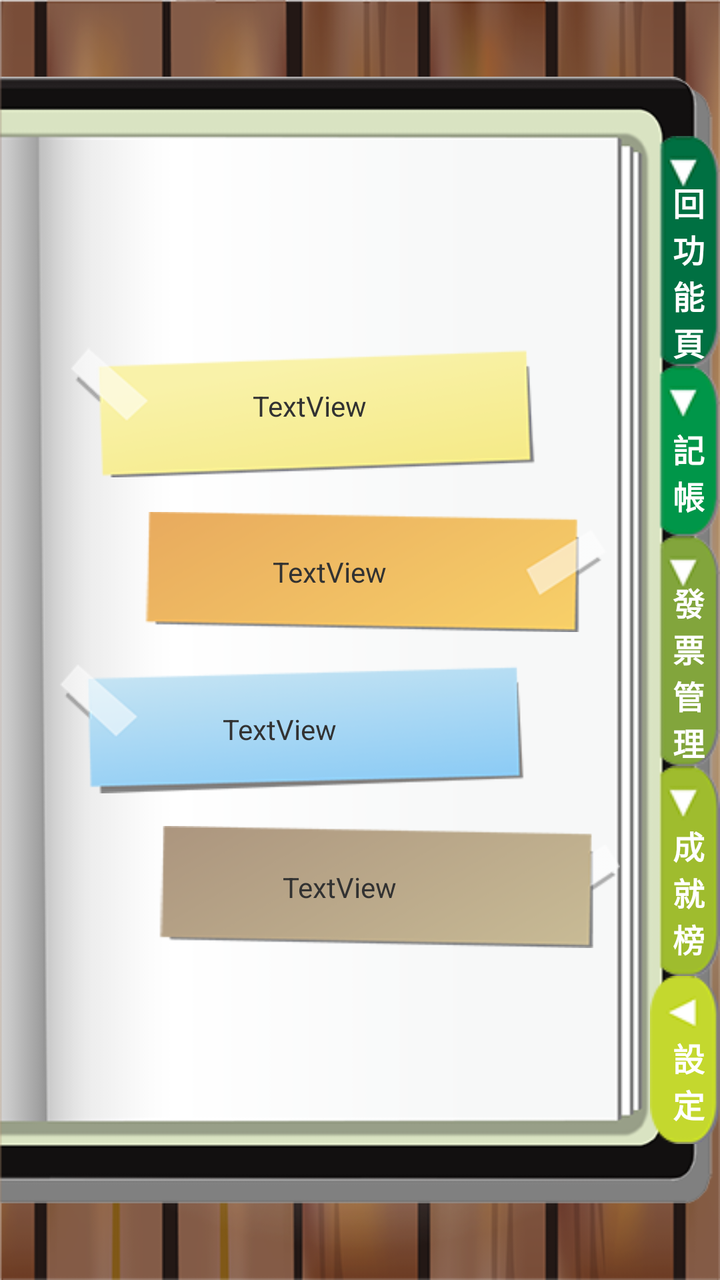
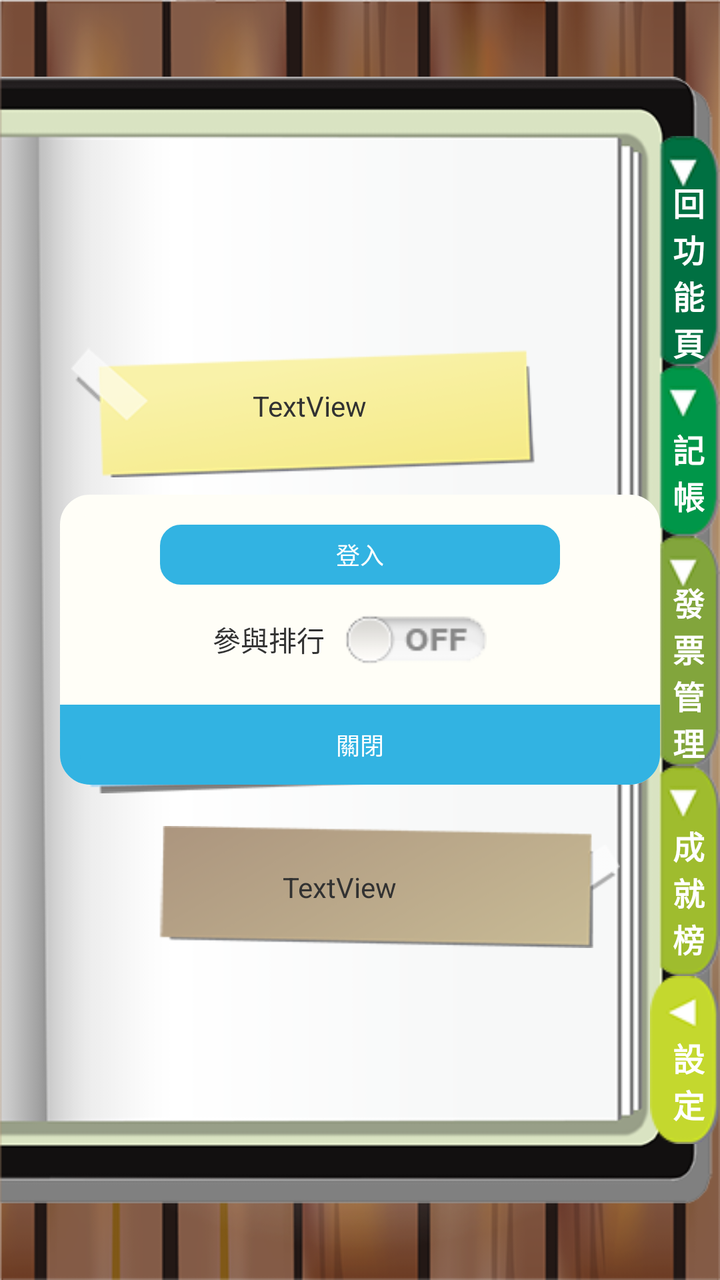

Compare the two renders of this Android layout. The source of the first and the diff that turns it into the second are given below.
<!-- AndroidManifest.xml: application theme AppTheme -->
<!-- res/layout/activity_settings.xml -->
<RelativeLayout xmlns:android="http://schemas.android.com/apk/res/android"
    xmlns:tools="http://schemas.android.com/tools"
    android:layout_width="match_parent"
    android:layout_height="match_parent"
    android:background="@drawable/bg_wood"
    tools:context=".MainActivity" >

    <ImageView
        android:id="@+id/imageView1"
        android:layout_width="match_parent"
        android:layout_height="match_parent"
        android:layout_alignParentLeft="true"
        android:src="@drawable/bg_book" />

    <LinearLayout
        android:layout_width="match_parent"
        android:layout_height="wrap_content"
        android:layout_centerInParent="true"
        android:gravity="right"
        android:orientation="vertical" >

        <RelativeLayout
            android:layout_width="wrap_content"
            android:layout_height="wrap_content" >

            <ImageButton
                android:id="@+id/imageButton1"
                android:layout_width="wrap_content"
                android:layout_height="wrap_content"
                android:background="@color/transparent"
                android:src="@drawable/btn_backfunc" />

            <TextView
                android:id="@+id/textView1"
                android:layout_width="wrap_content"
                android:layout_height="wrap_content"
                android:layout_centerInParent="true"
                android:text="\n 回\n 功\n 能\n 頁"
                android:textColor="#ffffff"
                android:textSize="16sp"
                android:textStyle="bold"
                android:visibility="visible" />

        </RelativeLayout>

        <RelativeLayout
            android:layout_width="wrap_content"
            android:layout_height="wrap_content" >

            <ImageButton
                android:id="@+id/imageButton2"
                android:layout_width="wrap_content"
                android:layout_height="wrap_content"
                android:background="@color/transparent"
                android:src="@drawable/btn_account" />

            <TextView
                android:id="@+id/textView2"
                android:layout_width="wrap_content"
                android:layout_height="wrap_content"
                android:layout_centerInParent="true"
                android:text="\n 記\n 帳"
                android:textColor="#ffffff"
                android:textSize="16sp"
                android:textStyle="bold"
                android:visibility="visible" />

        </RelativeLayout>

        <RelativeLayout
            android:layout_width="wrap_content"
            android:layout_height="wrap_content" >

            <ImageButton
                android:id="@+id/imageButton3"
                android:layout_width="wrap_content"
                android:layout_height="wrap_content"
                android:background="@color/transparent"
                android:src="@drawable/btn_manager" />

            <TextView
                android:id="@+id/textView3"
                android:layout_width="wrap_content"
                android:layout_height="wrap_content"
                android:layout_centerInParent="true"
                android:text="\n 發\n 票\n 管\n 理"
                android:textColor="#ffffff"
                android:textSize="16sp"
                android:textStyle="bold"
                android:visibility="visible" />

        </RelativeLayout>

        <RelativeLayout
            android:layout_width="wrap_content"
            android:layout_height="wrap_content" >

            <ImageButton
                android:id="@+id/imageButton4"
                android:layout_width="wrap_content"
                android:layout_height="wrap_content"
                android:background="@color/transparent"
                android:src="@drawable/btn_social" />

            <TextView
                android:id="@+id/textView4"
                android:layout_width="wrap_content"
                android:layout_height="wrap_content"
                android:layout_centerInParent="true"
                android:text="\n 成\n 就\n 榜"
                android:textColor="#ffffff"
                android:textSize="16sp"
                android:textStyle="bold"
                android:visibility="visible" />

        </RelativeLayout>

        <RelativeLayout
            android:layout_width="wrap_content"
            android:layout_height="wrap_content" >

            <ImageButton
                android:id="@+id/imageButton5"
                android:layout_width="wrap_content"
                android:layout_height="wrap_content"
                android:background="@color/transparent"
                android:src="@drawable/main_setting" />

            <TextView
                android:id="@+id/textView5"
                android:layout_width="wrap_content"
                android:layout_height="wrap_content"
                android:layout_centerInParent="true"
                android:text="\n 設\n 定"
                android:textColor="#ffffff"
                android:textSize="16sp"
                android:textStyle="bold"
                android:visibility="visible" />

        </RelativeLayout>

    </LinearLayout>

    <LinearLayout
        android:layout_width="wrap_content"
        android:layout_height="wrap_content"
        android:layout_centerVertical="true"
        android:layout_marginLeft="30dp"
        android:layout_marginRight="50dp"
        android:orientation="vertical" >

        <RelativeLayout
            android:layout_width="match_parent"
            android:layout_height="wrap_content" >

            <ImageButton
                android:id="@+id/imageButton6"
                android:layout_width="match_parent"
                android:layout_height="wrap_content"
                android:background="@color/transparent"
                android:scaleType="fitCenter"
                android:src="@drawable/btn_01" />

            <TextView
                android:id="@+id/textView6"
                android:layout_width="wrap_content"
                android:layout_height="wrap_content"
                android:layout_centerInParent="true"
                android:paddingRight="30dp"
                android:text="TextView" />

        </RelativeLayout>

        <RelativeLayout
            android:layout_width="match_parent"
            android:layout_height="wrap_content" >

            <ImageButton
                android:id="@+id/imageButton7"
                android:layout_width="match_parent"
                android:layout_height="wrap_content"
                android:background="@color/transparent"
                android:scaleType="fitCenter"
                android:src="@drawable/btn_02" />

            <TextView
                android:id="@+id/textView7"
                android:layout_width="wrap_content"
                android:layout_height="wrap_content"
                android:layout_centerInParent="true"
                android:paddingRight="10dp"
                android:text="TextView" />

        </RelativeLayout>

        <RelativeLayout
            android:layout_width="match_parent"
            android:layout_height="wrap_content" >

            <ImageButton
                android:id="@+id/imageButton8"
                android:layout_width="match_parent"
                android:layout_height="wrap_content"
                android:background="@color/transparent"
                android:scaleType="fitCenter"
                android:src="@drawable/btn_03" />

            <TextView
                android:id="@+id/textView8"
                android:layout_width="wrap_content"
                android:layout_height="wrap_content"
                android:layout_centerInParent="true"
                android:paddingRight="60dp"
                android:text="TextView" />

        </RelativeLayout>

        <RelativeLayout
            android:layout_width="match_parent"
            android:layout_height="wrap_content" >

            <ImageButton
                android:id="@+id/imageButton9"
                android:layout_width="match_parent"
                android:layout_height="wrap_content"
                android:background="@color/transparent"
                android:scaleType="fitCenter"
                android:src="@drawable/btn_04" />

            <TextView
                android:id="@+id/textView9"
                android:layout_width="wrap_content"
                android:layout_height="wrap_content"
                android:layout_centerInParent="true"
                android:text="TextView" />

        </RelativeLayout>

    </LinearLayout>

    <Button
        android:id="@+id/button1"
        android:layout_width="match_parent"
        android:layout_height="match_parent"
        android:background="@color/transparent"
        android:visibility="gone" />

    <LinearLayout
        android:id="@+id/setphone"
        android:layout_width="match_parent"
        android:layout_height="wrap_content"
        android:layout_centerInParent="true"
        android:layout_marginLeft="30dp"
        android:layout_marginRight="30dp"
        android:background="@drawable/pop_style"
        android:orientation="vertical"
        android:visibility="gone" >

        <LinearLayout
            android:layout_width="match_parent"
            android:layout_height="wrap_content"
            android:orientation="vertical"
            android:padding="10dp" >

            <LinearLayout
                android:layout_width="match_parent"
                android:layout_height="wrap_content" >

                <TextView
                    android:id="@+id/textView10"
                    android:layout_width="wrap_content"
                    android:layout_height="wrap_content"
                    android:text="手機條碼編號" />

                <EditText
                    android:id="@+id/editText1"
                    android:layout_width="wrap_content"
                    android:layout_height="wrap_content"
                    android:layout_weight="1"
                    android:singleLine="true"
                    android:ems="10" />

            </LinearLayout>

            <LinearLayout
                android:layout_width="match_parent"
                android:layout_height="wrap_content" >

                <TextView
                    android:id="@+id/textView11"
                    android:layout_width="wrap_content"
                    android:layout_height="wrap_content"
                    android:text="驗　  證　  碼" />

                <EditText
                    android:id="@+id/editText2"
                    android:layout_width="wrap_content"
                    android:layout_height="wrap_content"
                    android:layout_weight="1"
                    android:singleLine="true"
                    android:ems="10" />

            </LinearLayout>

        </LinearLayout>

        <LinearLayout
            android:layout_width="match_parent"
            android:layout_height="wrap_content"
            android:background="@drawable/pop_style_blue"
            android:gravity="center_horizontal"
            android:paddingBottom="5dp"
            android:paddingTop="5dp" >

            <Button
                android:id="@+id/button6"
                style="?android:attr/buttonStyleSmall"
                android:layout_width="120dp"
                android:layout_height="30dp"
                android:background="@color/transparent"
                android:text="確定"
                android:textColor="#ffffff"
                android:textSize="12sp" />

            <Button
                android:id="@+id/button7"
                style="?android:attr/buttonStyleSmall"
                android:layout_width="120dp"
                android:layout_height="30dp"
                android:background="@color/transparent"
                android:text="取消"
                android:textColor="#ffffff"
                android:textSize="12sp" />

        </LinearLayout>

    </LinearLayout>

    <LinearLayout
        android:id="@+id/setfb"
        android:layout_width="match_parent"
        android:layout_height="wrap_content"
        android:layout_centerInParent="true"
        android:layout_marginLeft="30dp"
        android:layout_marginRight="30dp"
        android:background="@drawable/pop_style"
        android:orientation="vertical"
        android:visibility="gone" >

        <LinearLayout
            android:layout_width="match_parent"
            android:layout_height="wrap_content"
            android:orientation="vertical"
            android:padding="10dp" >

            <LinearLayout
                android:layout_width="match_parent"
                android:layout_height="wrap_content" >

                <TextView
                    android:id="@+id/textView12"
                    android:layout_width="wrap_content"
                    android:layout_height="wrap_content"
                    android:text="帳號" />

                <EditText
                    android:id="@+id/editText4"
                    android:layout_width="wrap_content"
                    android:layout_height="wrap_content"
                    android:layout_weight="1"
                    android:ems="10" />

            </LinearLayout>

            <LinearLayout
                android:layout_width="match_parent"
                android:layout_height="wrap_content" >

                <TextView
                    android:id="@+id/textView13"
                    android:layout_width="wrap_content"
                    android:layout_height="wrap_content"
                    android:text="密碼" />

                <EditText
                    android:id="@+id/editText3"
                    android:layout_width="wrap_content"
                    android:layout_height="wrap_content"
                    android:layout_weight="1"
                    android:ems="10"
                    android:inputType="textPassword" />

            </LinearLayout>

        </LinearLayout>

        <LinearLayout
            android:layout_width="match_parent"
            android:layout_height="wrap_content"
            android:background="@drawable/pop_style_blue"
            android:gravity="center_horizontal"
            android:paddingBottom="5dp"
            android:paddingTop="5dp" >

            <Button
                android:id="@+id/button8"
                style="?android:attr/buttonStyleSmall"
                android:layout_width="120dp"
                android:layout_height="30dp"
                android:background="@color/transparent"
                android:text="確定"
                android:textColor="#ffffff"
                android:textSize="12sp" />

            <Button
                android:id="@+id/button9"
                style="?android:attr/buttonStyleSmall"
                android:layout_width="120dp"
                android:layout_height="30dp"
                android:background="@color/transparent"
                android:text="取消"
                android:textColor="#ffffff"
                android:textSize="12sp" />

        </LinearLayout>

    </LinearLayout>

</RelativeLayout>
<!-- resources referenced by this layout -->
<resources>
  <color name="transparent">#00000000</color>
  <!-- drawable bg_book: png bitmap (drawable-mdpi, 14514 bytes) -->
  <!-- drawable bg_wood: png bitmap (drawable-mdpi, 216225 bytes) -->
  <!-- drawable btn_01: png bitmap (drawable-mdpi, 8864 bytes) -->
  <!-- drawable btn_02: png bitmap (drawable-mdpi, 8736 bytes) -->
  <!-- drawable btn_03: png bitmap (drawable-mdpi, 9684 bytes) -->
  <!-- drawable btn_04: png bitmap (drawable-mdpi, 8318 bytes) -->
  <!-- drawable btn_account: png bitmap (drawable-mdpi, 4502 bytes) -->
  <!-- drawable btn_backfunc: png bitmap (drawable-mdpi, 4541 bytes) -->
  <!-- drawable btn_manager: png bitmap (drawable-mdpi, 4521 bytes) -->
  <!-- drawable btn_social: png bitmap (drawable-mdpi, 4547 bytes) -->
  <!-- drawable main_setting: png bitmap (drawable-mdpi, 4263 bytes) -->
  <!-- drawable pop_style (drawable) -->
  <?xml version="1.0" encoding="utf-8"?>
  <selector xmlns:android="http://schemas.android.com/apk/res/android">
      <item>
          <shape>
              <solid 
                  android:color="#FFFEF7" />
              <stroke
                  android:width="10dp"
                  android:color="#FFFEF7" />
              <corners
                  android:radius="10dp" />
          </shape>
      </item>
  </selector>
  <!-- drawable pop_style_blue (drawable) -->
  <?xml version="1.0" encoding="utf-8"?>
  <selector xmlns:android="http://schemas.android.com/apk/res/android">
      <item>
          <shape>
              <solid 
                  android:color="#32B3E2" />
              <stroke
                  android:width="10dp"
                  android:color="#32B3E2" />
              <corners
                  android:bottomLeftRadius="10dp"
                  android:bottomRightRadius="10dp"
                  android:topLeftRadius="0dp"
                  android:topRightRadius="0dp" />
          </shape>
      </item>
  </selector>
  <style name="AppTheme" parent="AppBaseTheme">
          
      </style>
  <style name="AppBaseTheme" parent="android:Theme.Light">
  	    <item name="android:windowNoTitle">true</item>
          
      </style>
</resources>

<!-- the commit's change to res/layout/activity_settings.xml (unified diff, before → after) -->
@@ -345,7 +345,7 @@
         android:layout_marginRight="30dp"
         android:background="@drawable/pop_style"
         android:orientation="vertical"
-        android:visibility="gone" >
+        android:visibility="visible" >
 
         <LinearLayout
             android:layout_width="match_parent"
@@ -355,40 +355,45 @@
 
             <LinearLayout
                 android:layout_width="match_parent"
-                android:layout_height="wrap_content" >
+                android:layout_height="wrap_content"
+                android:gravity="center"
+                android:orientation="vertical" >
+
+                <Button
+                    android:id="@+id/button8"
+                    style="?android:attr/buttonStyleSmall"
+                    android:layout_width="200dp"
+                    android:layout_height="30dp"
+                    android:layout_margin="5dp"
+                    android:background="@drawable/button_style"
+                    android:text="登入"
+                    android:textColor="#ffffff"
+                    android:textSize="12sp" />
+
+            </LinearLayout>
+
+            <LinearLayout
+                android:id="@+id/fbselect"
+                android:layout_width="match_parent"
+                android:layout_height="wrap_content"
+                android:gravity="center" >
 
                 <TextView
                     android:id="@+id/textView12"
                     android:layout_width="wrap_content"
                     android:layout_height="wrap_content"
-                    android:text="帳號" />
-
-                <EditText
-                    android:id="@+id/editText4"
-                    android:layout_width="wrap_content"
-                    android:layout_height="wrap_content"
-                    android:layout_weight="1"
-                    android:ems="10" />
-
-            </LinearLayout>
-
-            <LinearLayout
-                android:layout_width="match_parent"
-                android:layout_height="wrap_content" >
-
-                <TextView
-                    android:id="@+id/textView13"
-                    android:layout_width="wrap_content"
-                    android:layout_height="wrap_content"
-                    android:text="密碼" />
-
-                <EditText
-                    android:id="@+id/editText3"
-                    android:layout_width="wrap_content"
-                    android:layout_height="wrap_content"
-                    android:layout_weight="1"
-                    android:ems="10"
-                    android:inputType="textPassword" />
+                    android:text="參與排行" />
+
+                <ToggleButton
+                    android:id="@+id/togglebutton"
+                    android:layout_width="wrap_content"
+                    android:layout_height="wrap_content"
+                    android:background="@drawable/btn_toggle_bg"
+                    android:minHeight="1dp"
+                    android:minWidth="1dp"
+                    android:layout_margin="10dp"
+                    android:textOff=" "
+                    android:textOn=" " />
 
             </LinearLayout>
 
@@ -403,22 +408,12 @@
             android:paddingTop="5dp" >
 
             <Button
-                android:id="@+id/button8"
-                style="?android:attr/buttonStyleSmall"
-                android:layout_width="120dp"
-                android:layout_height="30dp"
-                android:background="@color/transparent"
-                android:text="確定"
-                android:textColor="#ffffff"
-                android:textSize="12sp" />
-
-            <Button
                 android:id="@+id/button9"
                 style="?android:attr/buttonStyleSmall"
                 android:layout_width="120dp"
                 android:layout_height="30dp"
                 android:background="@color/transparent"
-                android:text="取消"
+                android:text="關閉"
                 android:textColor="#ffffff"
                 android:textSize="12sp" />
 
<!-- resource entries referenced after the edit -->
@@ -11,6 +11,39 @@
   <!-- drawable btn_backfunc: png bitmap (drawable-mdpi, 4541 bytes) -->
   <!-- drawable btn_manager: png bitmap (drawable-mdpi, 4521 bytes) -->
   <!-- drawable btn_social: png bitmap (drawable-mdpi, 4547 bytes) -->
+  <!-- drawable btn_toggle_bg (drawable) -->
+  <selector xmlns:android="http://schemas.android.com/apk/res/android">
+      <item android:state_checked="true"
+          android:drawable="@drawable/toggle_me_on" /> 
+      <item android:drawable="@drawable/toggle_me_off" /> 
+  </selector>
+  <!-- drawable button_style (drawable) -->
+  <?xml version="1.0" encoding="utf-8"?>
+  <selector xmlns:android="http://schemas.android.com/apk/res/android">
+      <item android:state_pressed="false">
+          <shape>
+              <solid 
+                  android:color="#32B3E2" />
+              <stroke
+                  android:width="1dp"
+                  android:color="#32B3E2" />
+              <corners
+                  android:radius="10dp" />
+          </shape>
+      </item>
+  
+      <item android:state_pressed="true">
+          <shape>
+              <solid 
+                  android:color="#2E93BA" />
+              <stroke
+                  android:width="1dp"
+                  android:color="#2E93BA" />
+              <corners 
+                  android:radius="10dp" />
+          </shape>
+      </item>
+  </selector>
   <!-- drawable main_setting: png bitmap (drawable-mdpi, 4263 bytes) -->
   <!-- drawable pop_style (drawable) -->
   <?xml version="1.0" encoding="utf-8"?>
@@ -48,6 +81,8 @@
   <style name="AppTheme" parent="AppBaseTheme">
           
       </style>
+  <!-- drawable toggle_me_on: png bitmap (drawable-mdpi, 4928 bytes) -->
+  <!-- drawable toggle_me_off: png bitmap (drawable-mdpi, 4415 bytes) -->
   <style name="AppBaseTheme" parent="android:Theme.Light">
   	    <item name="android:windowNoTitle">true</item>
           
